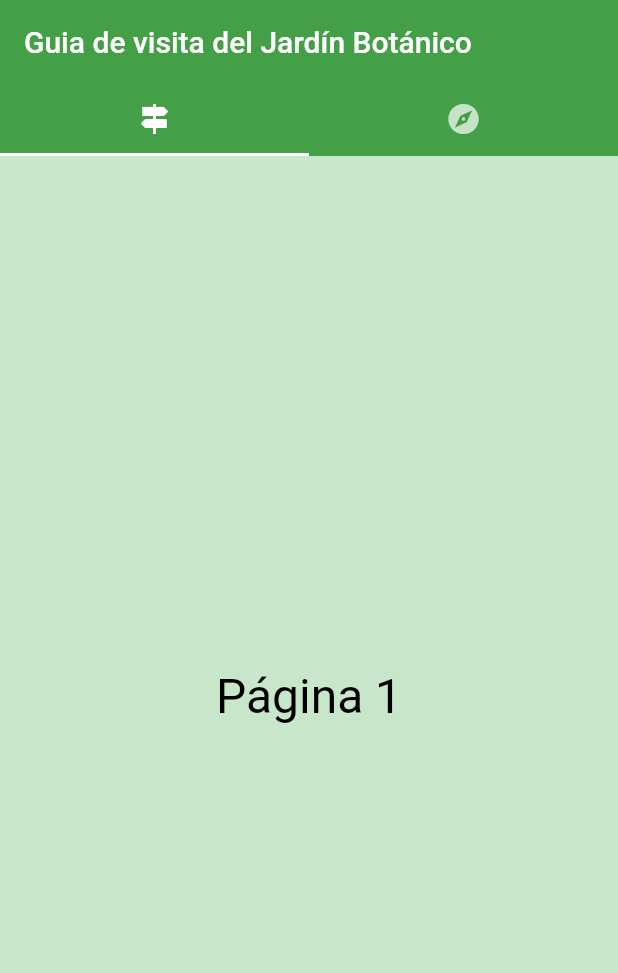
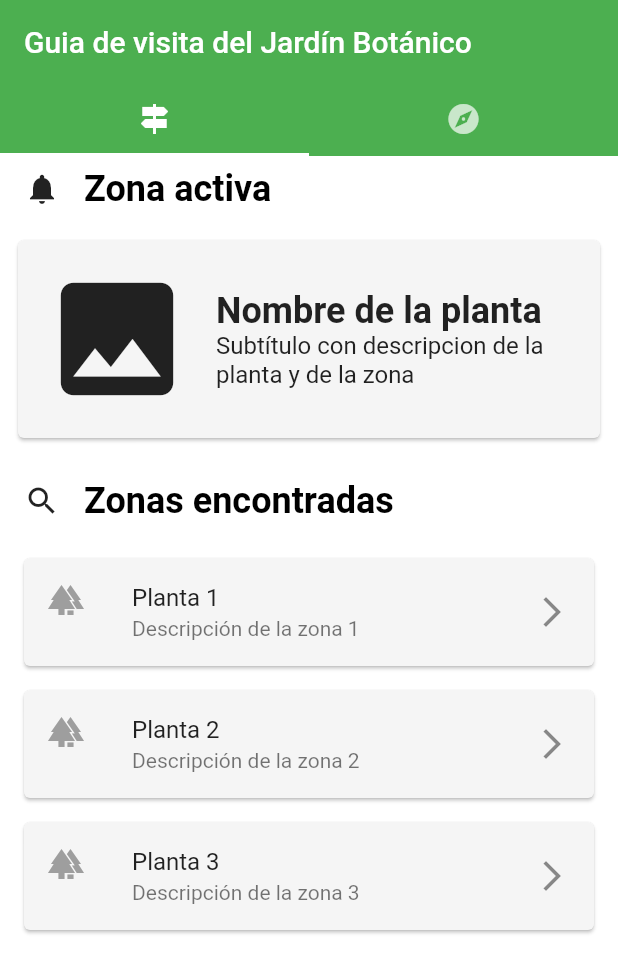
Before and after one commit to Anstayker/BotanicVisitGuide, a Flutter app: the screen it shows after launch, after a tap on "Continuar", on a phone screen of 412 x 824 dp. Shown: the top 973 px of the screen. Run offline on Flutter 3.47's test engine with Material 2 defaults, Android fonts, the phone set to English and light mode, and no system bars; our stand-ins replace dartz, equatable.

Commit message:
Basic UI added!

```diff
--- a/lib/main.dart
+++ b/lib/main.dart
@@ -9,6 +9,7 @@ class MyApp extends StatelessWidget {
   @override
   Widget build(BuildContext context) {
     return const MaterialApp(
+      debugShowCheckedModeBanner: false,
       title: 'Material App',
       home: WelcomePage(),
     );
--- a/lib/tmp/home_page.dart
+++ b/lib/tmp/home_page.dart
@@ -12,7 +12,7 @@ class HomePage extends StatelessWidget {
       child: Scaffold(
         appBar: AppBar(
           title: const Text('Guia de visita del Jardín Botánico'),
-          backgroundColor: Colors.green[600],
+          backgroundColor: Colors.green,
           elevation: 0,
         ),
         body: Column(
@@ -21,8 +21,8 @@ class HomePage extends StatelessWidget {
             Expanded(
               child: TabBarView(
                 children: [
-                  paginaDeNotificaciones(),
-                  paginaDeZonas(),
+                  notificationPage(context),
+                  zonePage(context),
                 ],
               ),
             ),
@@ -34,7 +34,7 @@ class HomePage extends StatelessWidget {
 
   Widget tabBar() {
     return Container(
-      color: Colors.green[600], // Color del TabBar
+      color: Colors.green, // Color del TabBar
       child: const TabBar(
         indicatorColor: Colors.white,
         tabs: [
@@ -44,12 +44,4 @@ class HomePage extends StatelessWidget {
       ),
     );
   }
-
-  Widget paginaDeNotificaciones() {
-    return notificationPage();
-  }
-
-  Widget paginaDeZonas() {
-    return zonePage();
-  }
 }
--- a/lib/tmp/notification_page.dart
+++ b/lib/tmp/notification_page.dart
@@ -1,13 +1,127 @@
+import 'package:botanic_visit_guide/tmp/notification_details.dart';
 import 'package:flutter/material.dart';
 
-Widget notificationPage() {
-  return Container(
-    color: Colors.green[100],
-    child: const Center(
-      child: Text(
-        'Página 1',
-        style: TextStyle(fontSize: 32, color: Colors.black),
+Widget notificationPage(BuildContext context) {
+  return Scaffold(
+    backgroundColor: Colors.white,
+    body: ListView(
+      children: [
+        const Padding(
+          padding: EdgeInsets.symmetric(horizontal: 16.0, vertical: 8.0),
+          child: Row(
+            children: [
+              Icon(
+                Icons.notifications,
+                size: 24.0,
+              ),
+              SizedBox(width: 16.0),
+              Text(
+                'Zona activa',
+                style: TextStyle(
+                  fontSize: 24,
+                  fontWeight: FontWeight.bold,
+                  color: Colors.black,
+                ),
+              ),
+            ],
+          ),
+        ),
+        activeZone(context),
+        const Padding(
+          padding: EdgeInsets.symmetric(horizontal: 16.0, vertical: 16.0),
+          child: Row(
+            children: [
+              Icon(
+                Icons.search,
+                size: 24.0,
+              ),
+              SizedBox(width: 16.0),
+              Text(
+                'Zonas encontradas',
+                style: TextStyle(
+                  fontSize: 24,
+                  fontWeight: FontWeight.bold,
+                  color: Colors.black,
+                ),
+              ),
+            ],
+          ),
+        ),
+        zoneNotificationCard('Planta 1', 'Descripción de la zona 1', context),
+        zoneNotificationCard('Planta 2', 'Descripción de la zona 2', context),
+        zoneNotificationCard('Planta 3', 'Descripción de la zona 3', context),
+      ],
+    ),
+  );
+}
+
+Widget activeZone(BuildContext context) {
+  return Padding(
+    padding: const EdgeInsets.all(8.0),
+    child: InkWell(
+      onTap: () {
+        Navigator.push(
+          context,
+          MaterialPageRoute(
+              builder: (context) => const NotificationDetailsPage()),
+        );
+      },
+      child: Card(
+        color: Colors.grey[100],
+        child: const Padding(
+          padding: EdgeInsets.all(16.0),
+          child: Row(
+            children: [
+              Icon(
+                Icons.image, // Icono que representa la imagen
+                size: 100.0, // Tamaño del icono
+              ),
+              SizedBox(width: 16.0), // Espacio entre el icono y el texto
+              Expanded(
+                child: Column(
+                  crossAxisAlignment: CrossAxisAlignment.start,
+                  children: [
+                    Text(
+                      'Nombre de la planta',
+                      style:
+                          TextStyle(fontSize: 24, fontWeight: FontWeight.bold),
+                    ),
+                    Text(
+                      'Subtítulo con descripcion de la planta y de la zona',
+                      style: TextStyle(fontSize: 16),
+                    ),
+                  ],
+                ),
+              ),
+            ],
+          ),
+        ),
       ),
     ),
   );
 }
+
+Widget zoneNotificationCard(
+    String zoneName, String zoneDescription, BuildContext context) {
+  return Padding(
+    padding: const EdgeInsets.symmetric(horizontal: 12, vertical: 4),
+    child: Card(
+      color: Colors.grey[100],
+      child: ListTile(
+        leading: const Icon(Icons.forest, color: Colors.grey),
+        title: Text(zoneName),
+        subtitle: Text(
+          zoneDescription,
+        ),
+        trailing: const Icon(Icons.arrow_forward_ios),
+        onTap: () {
+          Navigator.push(
+            context,
+            MaterialPageRoute(
+                builder: (context) => const NotificationDetailsPage()),
+          );
+        },
+      ),
+    ),
+  );
+}
--- a/lib/tmp/zone_page.dart
+++ b/lib/tmp/zone_page.dart
@@ -1,20 +1,78 @@
+import 'package:botanic_visit_guide/tmp/zone_creator_page.dart';
 import 'package:flutter/material.dart';
 
-Widget zonePage() {
+Widget zonePage(BuildContext context) {
   return Scaffold(
-    backgroundColor: Colors.green[100],
-    body: const Center(
-      child: Text(
-        'Página 2',
-        style: TextStyle(fontSize: 32, color: Colors.black),
-      ),
+    backgroundColor: Colors.white,
+    body: ListView(
+      children: [
+        const Padding(
+          padding: EdgeInsets.symmetric(vertical: 16.0, horizontal: 16.0),
+          child: Row(
+            children: [
+              Icon(
+                Icons.location_on,
+                size: 24.0,
+              ),
+              SizedBox(width: 16.0),
+              Text(
+                'Zonas disponibles',
+                style: TextStyle(
+                  fontSize: 24,
+                  fontWeight: FontWeight.bold,
+                  color: Colors.black,
+                ),
+              ),
+            ],
+          ),
+        ),
+        zoneList('Zona 1', 'description de la zona y de las plantas', context),
+        zoneList('Zona 2', 'description de la zona y de las plantas', context),
+        zoneList('Zona 3', 'description de la zona y de las plantas', context),
+        zoneList('Zona 4', 'description de la zona y de las plantas', context),
+      ],
     ),
     floatingActionButton: FloatingActionButton(
       onPressed: () {
-        // Acción al presionar el botón
+        Navigator.push(
+          context,
+          MaterialPageRoute(builder: (context) => const ZoneCreatorPage()),
+        );
       },
+      backgroundColor: Colors.green,
       child: const Icon(Icons.add),
-      backgroundColor: Colors.green,
     ),
   );
 }
+
+Widget zoneList(String name, String description, BuildContext context) {
+  return Padding(
+    padding: const EdgeInsets.symmetric(vertical: 4.0, horizontal: 16.0),
+    child: Card(
+      color: Colors.grey[100],
+      child: ExpansionTile(
+        title: Text(name),
+        subtitle: Text(description),
+        children: <Widget>[
+          expansionTileContent('Waipoint 1'),
+          expansionTileContent('Waipoint 2'),
+          expansionTileContent('Waipoint 3'),
+          expansionTileContent('Waipoint 4')
+        ],
+      ),
+    ),
+  );
+}
+
+Widget expansionTileContent(String name) {
+  return Padding(
+    padding: const EdgeInsets.all(8.0),
+    child: Row(
+        mainAxisAlignment: MainAxisAlignment.spaceEvenly,
+        children: <Widget>[
+          Text(name),
+          const Text('Latitud: 0.0000000'),
+          const Text('Longitud: 0.0000000'),
+        ]),
+  );
+}
```
Also changed, not shown: lib/tmp/notification_details.dart (added, +165 -0 lines), lib/tmp/zone_creator_page.dart (added, +19 -0 lines).
